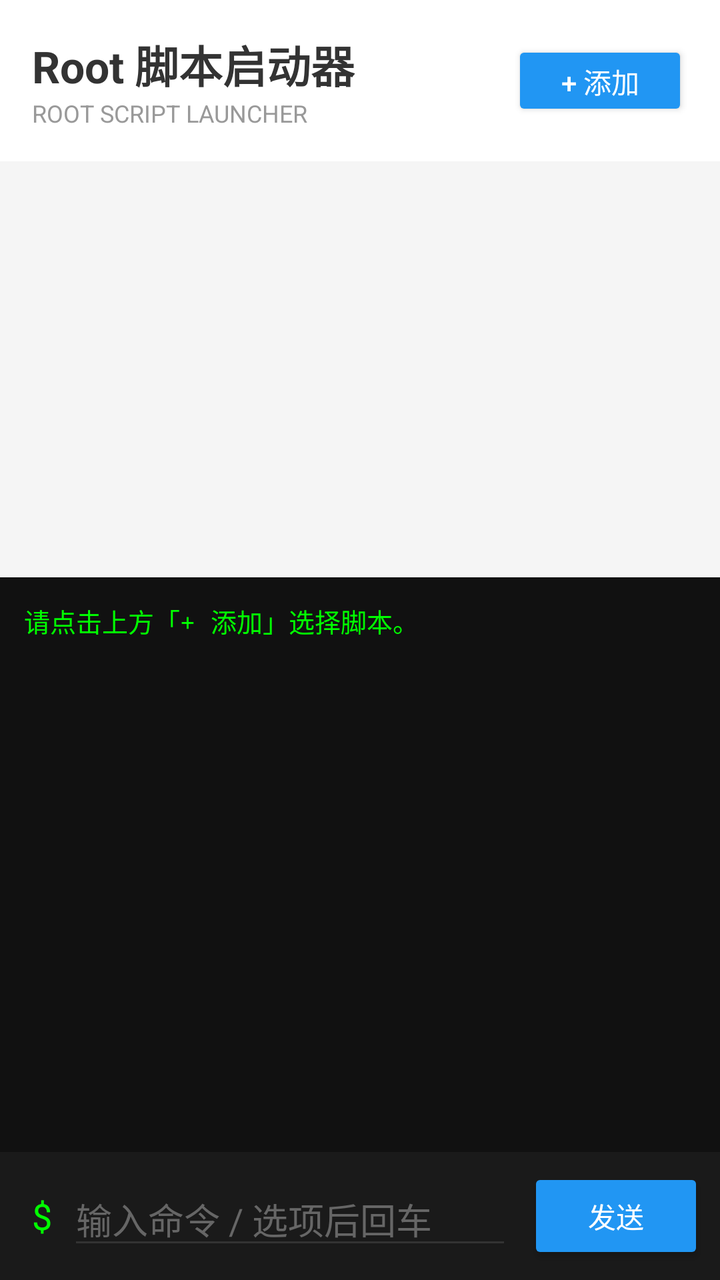
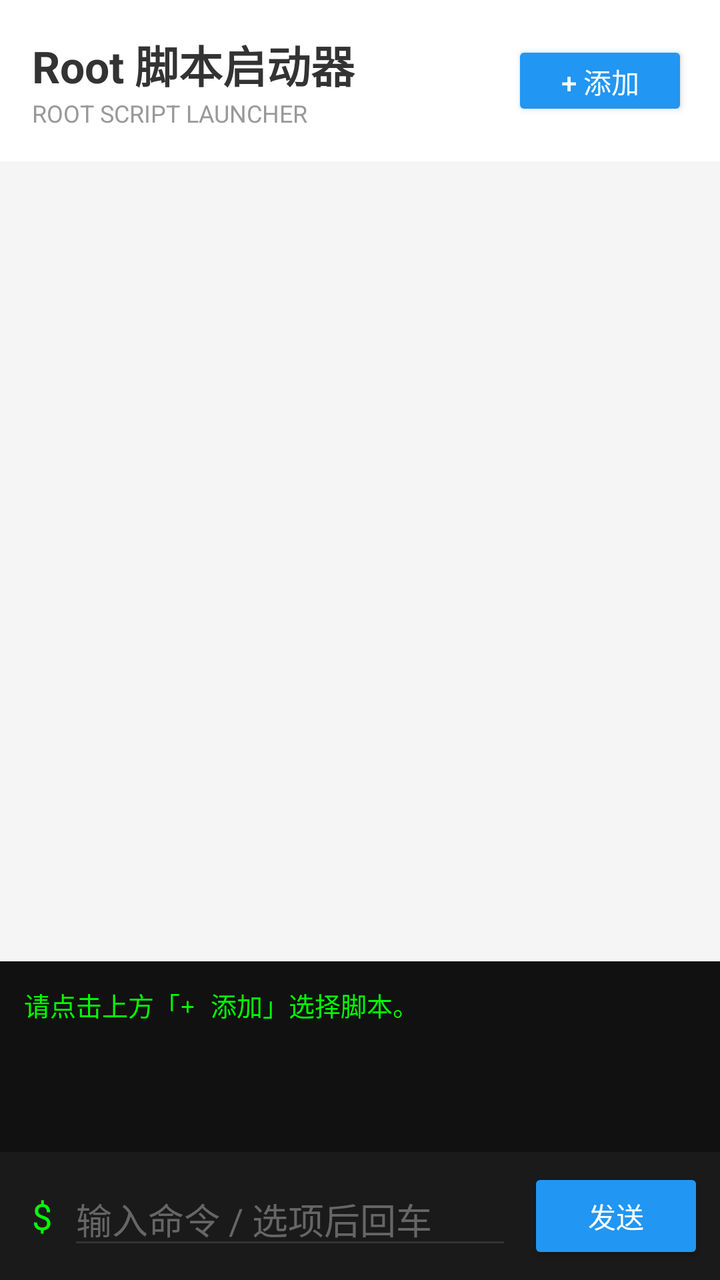

Before-and-after screenshots of an Android layout around one commit, followed by the original layout XML and the change that was made.
<!-- AndroidManifest.xml: application theme Theme.AppCompat.Light.NoActionBar -->
<!-- res/layout/activity_main.xml -->
<?xml version="1.0" encoding="utf-8"?>
<androidx.constraintlayout.widget.ConstraintLayout xmlns:android="http://schemas.android.com/apk/res/android"
    xmlns:app="http://schemas.android.com/apk/res-auto"
    android:layout_width="match_parent"
    android:layout_height="match_parent"
    android:background="#F5F5F5"
    android:fitsSystemWindows="true">

    
    <LinearLayout
        android:id="@+id/topBar"
        android:layout_width="match_parent"
        android:layout_height="wrap_content"
        android:orientation="horizontal"
        android:padding="16dp"
        android:gravity="center_vertical"
        android:background="#FFFFFF"
        app:layout_constraintTop_toTopOf="parent">

        <LinearLayout
            android:layout_width="0dp"
            android:layout_height="wrap_content"
            android:layout_weight="1"
            android:orientation="vertical">
            <TextView
                android:layout_width="wrap_content"
                android:layout_height="wrap_content"
                android:text="Root 脚本启动器"
                android:textSize="22sp"
                android:textStyle="bold"
                android:textColor="#333333" />
            <TextView
                android:layout_width="wrap_content"
                android:layout_height="wrap_content"
                android:text="ROOT SCRIPT LAUNCHER"
                android:textSize="12sp"
                android:textColor="#999999" />
        </LinearLayout>

        <Button
            android:id="@+id/btnAdd"
            android:layout_width="wrap_content"
            android:layout_height="40dp"
            android:text="+ 添加"
            android:textColor="#FFFFFF"
            android:backgroundTint="#2196F3" />
    </LinearLayout>

    
    <ListView
        android:id="@+id/lvScripts"
        android:layout_width="match_parent"
        android:layout_height="0dp"
        android:layout_margin="8dp"
        android:divider="@null"
        android:dividerHeight="8dp"
        android:background="@android:color/transparent"
        app:layout_constraintHeight_percent="0.3"
        app:layout_constraintTop_toBottomOf="@id/topBar" />

    
    <ScrollView
        android:id="@+id/scrollView"
        android:layout_width="match_parent"
        android:layout_height="0dp"
        android:layout_marginTop="8dp"
        android:background="#111111"
        app:layout_constraintBottom_toTopOf="@+id/bottomBar"
        app:layout_constraintTop_toBottomOf="@id/lvScripts">

        <TextView
            android:id="@+id/tvOutput"
            android:layout_width="match_parent"
            android:layout_height="wrap_content"
            android:fontFamily="monospace"
            android:textColor="#00FF00"
            android:textSize="13sp"
            android:padding="12dp"
            android:text="请点击上方「+ 添加」选择脚本。" />
    </ScrollView>

    
    <LinearLayout
        android:id="@+id/bottomBar"
        android:layout_width="match_parent"
        android:layout_height="wrap_content"
        android:orientation="horizontal"
        android:padding="8dp"
        android:background="#1A1A1A"
        android:gravity="center_vertical"
        app:layout_constraintBottom_toBottomOf="parent">

        <TextView
            android:layout_width="wrap_content"
            android:layout_height="wrap_content"
            android:text="$"
            android:textColor="#00FF00"
            android:textSize="18sp"
            android:paddingStart="8dp"
            android:paddingEnd="8dp" />

        <EditText
            android:id="@+id/etInput"
            android:layout_width="0dp"
            android:layout_height="wrap_content"
            android:layout_weight="1"
            android:hint="输入命令 / 选项后回车"
            android:textColor="#FFFFFF"
            android:textColorHint="#666666"
            android:backgroundTint="#333333"
            android:inputType="text" />

        <Button
            android:id="@+id/btnSend"
            android:layout_width="wrap_content"
            android:layout_height="wrap_content"
            android:text="发送"
            android:layout_marginStart="8dp"
            android:backgroundTint="#2196F3"
            android:textColor="#FFFFFF" />
    </LinearLayout>

</androidx.constraintlayout.widget.ConstraintLayout>
<!-- resources referenced by this layout -->
<resources>

</resources>

<!-- the commit's change to res/layout/activity_main.xml (unified diff, before → after) -->
@@ -55,7 +55,7 @@
         android:divider="@null"
         android:dividerHeight="8dp"
         android:background="@android:color/transparent"
-        app:layout_constraintHeight_percent="0.3"
+        app:layout_constraintHeight_percent="0.6"
         app:layout_constraintTop_toBottomOf="@id/topBar" />
 
     
